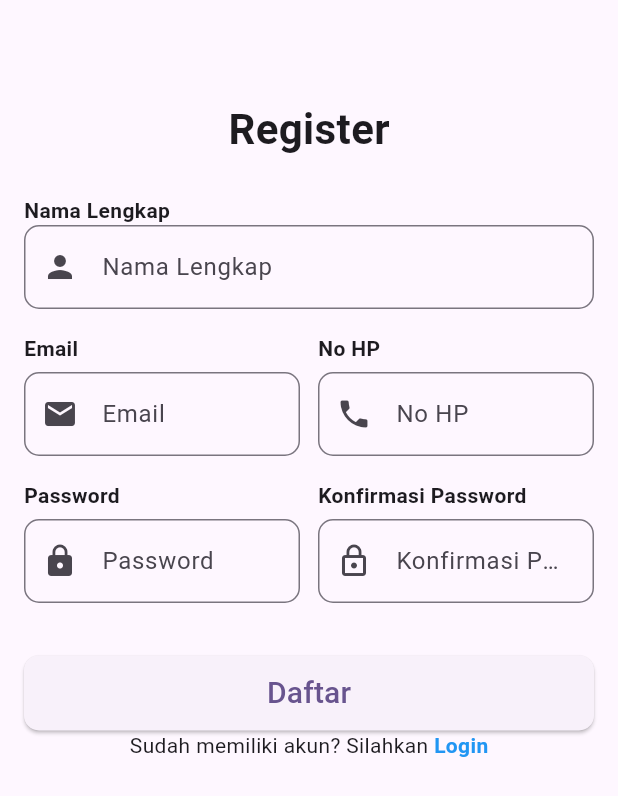
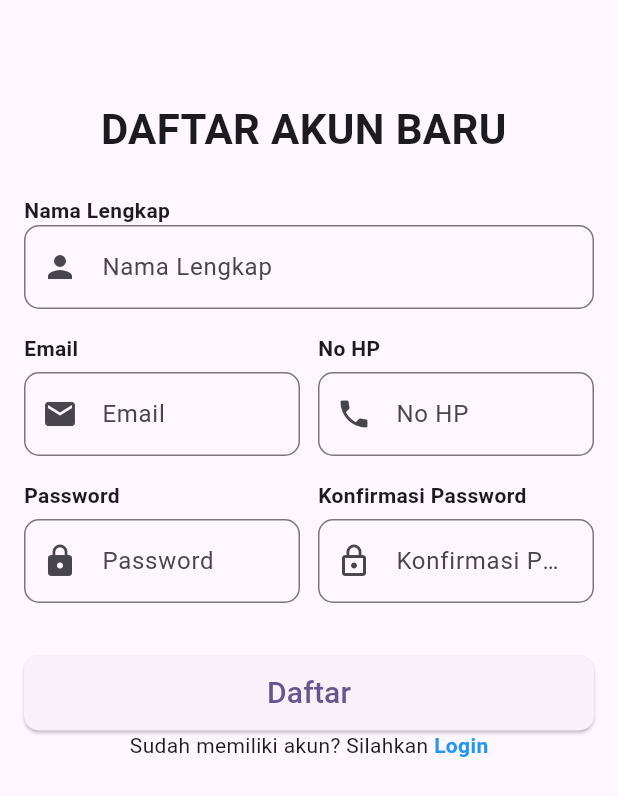
Before and after one commit to muthiasasi19/20220140167_UCP1Flutter, a Flutter app: the RegisterPage screen opened directly, on a phone screen of 412 x 824 dp. Shown: the top 796 px of the screen. Run offline on Flutter 3.47's test engine with Material 3 defaults, Android fonts, the phone set to English and light mode, and no system bars.

Commit message:
Ubah teks

```diff
--- a/lib/Application/register_page.dart
+++ b/lib/Application/register_page.dart
@@ -59,7 +59,7 @@ class _RegisterPageState extends State<RegisterPage> {
                 const SizedBox(height: 50),
                 Center(
                   child: Text(
-                    'Register',
+                    'DAFTAR AKUN BARU ',
                     style: TextStyle(fontSize: 28, fontWeight: FontWeight.bold),
                   ),
                 ),
```
